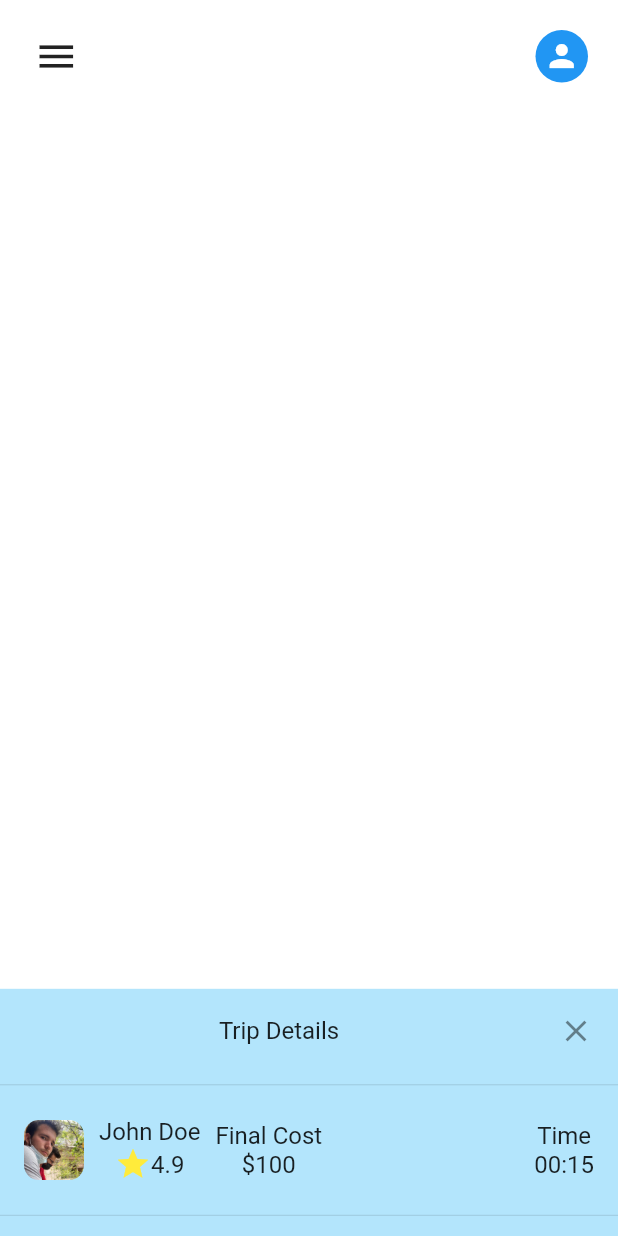
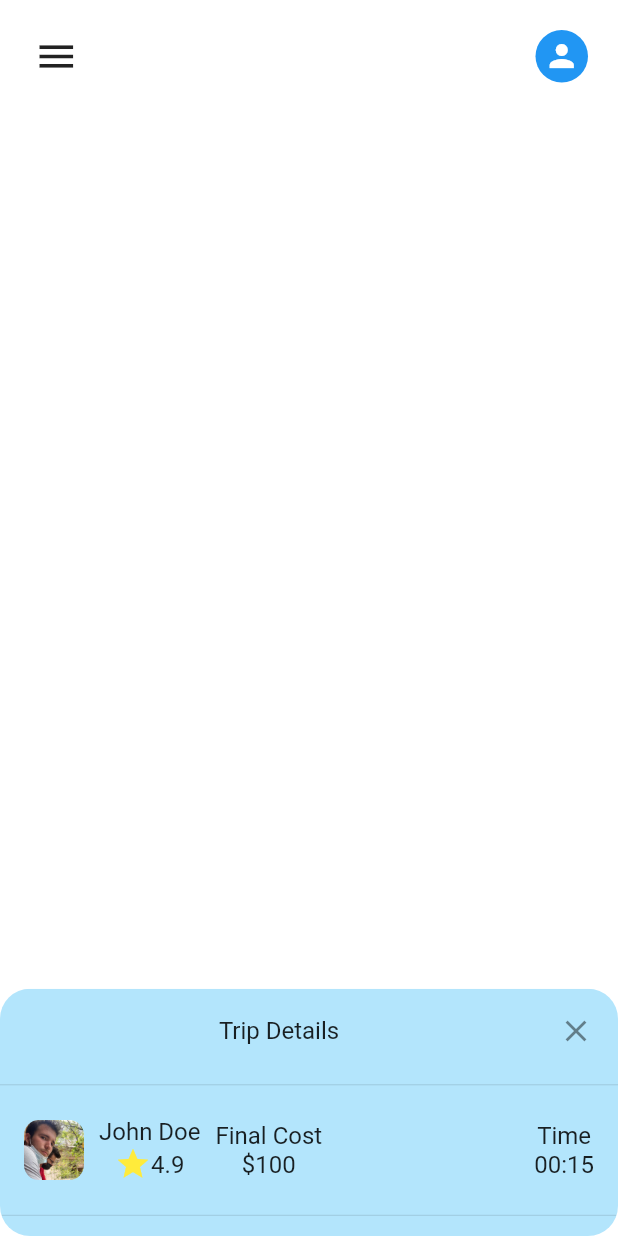
Before and after one commit to geeksLabTech/taxi_app, a Flutter app: the InitialScreenPage screen opened directly, on a phone screen of 412 x 824 dp. Run offline on Flutter 3.47's test engine with Material 2 defaults, Android fonts, the phone set to English and light mode, and no system bars; our stand-ins replace dio, get_it, logger.

Commit message:
drawer rounded borders

```diff
--- a/lib/src/widgets/bottom_details_widget.dart
+++ b/lib/src/widgets/bottom_details_widget.dart
@@ -1,3 +1,5 @@
+// ignore_for_file: prefer_const_constructors
+
 import 'package:flutter/material.dart';
 
 class BottomDetails extends StatelessWidget {
@@ -10,7 +12,9 @@ class BottomDetails extends StatelessWidget {
       minChildSize: .1,
       maxChildSize: .6,
       builder: (BuildContext context, ScrollController scrollController) {
-        return Container(
+        return ClipRRect(
+          borderRadius: BorderRadius.circular(20),
+          child: Container(
             color: Colors.lightBlue[100],
             child: ListView(
               controller: scrollController,
@@ -73,8 +77,8 @@ class BottomDetails extends StatelessWidget {
                 Container(
                   child: ListTile(
                     title: Text('Trip',
-                      style:
-                          TextStyle(fontSize: 20, fontWeight: FontWeight.bold)),
+                        style: TextStyle(
+                            fontSize: 20, fontWeight: FontWeight.bold)),
                   ),
                 ),
                 Container(
@@ -120,6 +124,7 @@ class BottomDetails extends StatelessWidget {
                 ),
               ],
             ),
+          ),
         );
       },
     );
```
Lines whose indentation alone changed are shown as unchanged.
